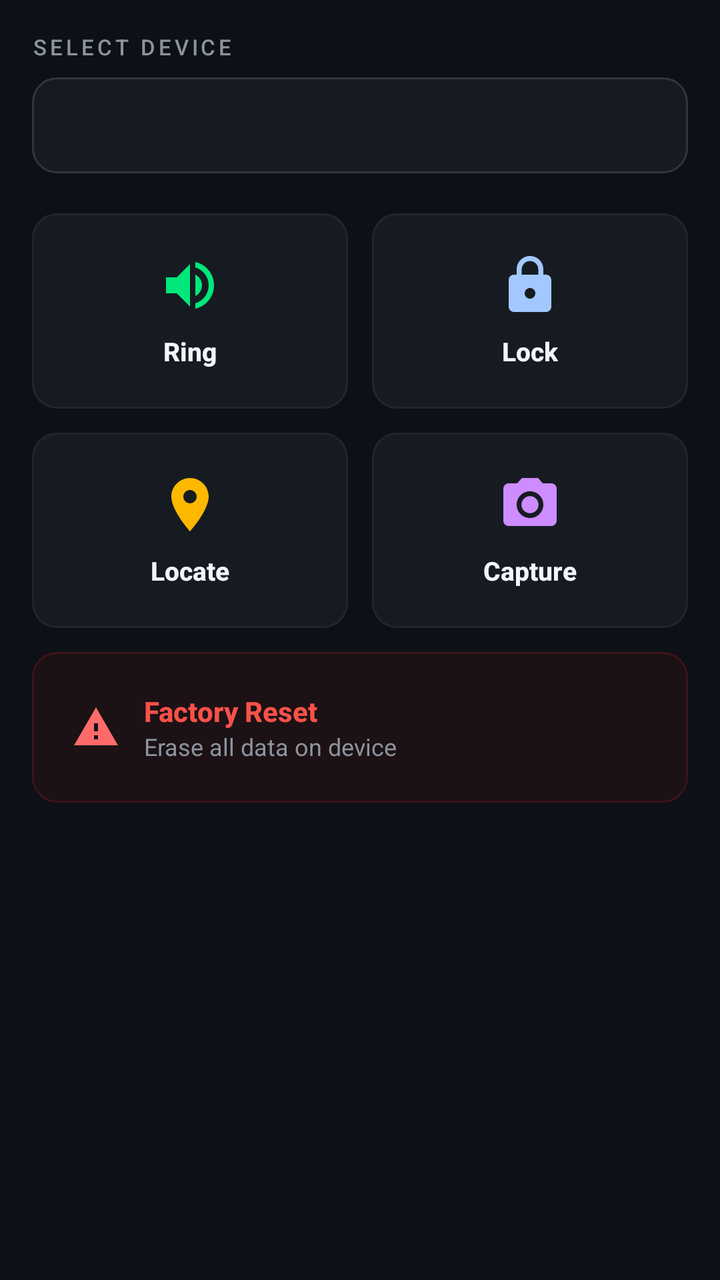
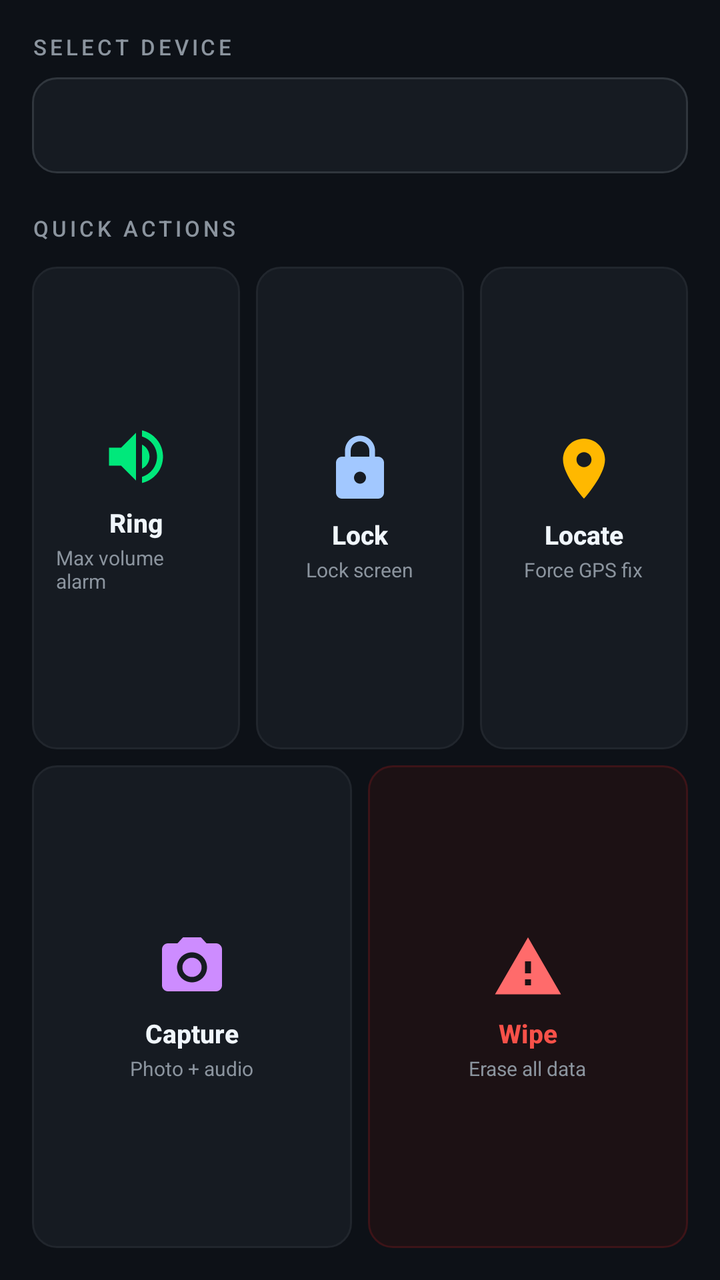

An Android layout rendered at two revisions. The XML below is the earlier revision; the diff shows what the commit changed to produce the second picture.
<!-- AndroidManifest.xml: application theme AppTheme -->
<!-- res/layout/fragment_commands.xml -->
<?xml version="1.0" encoding="utf-8"?>
<ScrollView xmlns:android="http://schemas.android.com/apk/res/android"
    android:layout_width="match_parent"
    android:layout_height="match_parent"
    android:background="#0D1117"
    android:fillViewport="true">

    <LinearLayout
        android:layout_width="match_parent"
        android:layout_height="wrap_content"
        android:orientation="vertical"
        android:padding="16dp">

        
        <TextView
            android:layout_width="wrap_content"
            android:layout_height="wrap_content"
            android:text="SELECT DEVICE"
            android:textColor="#8B949E"
            android:textSize="11sp"
            android:letterSpacing="0.15"
            android:fontFamily="sans-serif-medium"
            android:layout_marginBottom="8dp" />

        <Spinner
            android:id="@+id/spinner_devices"
            android:layout_width="match_parent"
            android:layout_height="48dp"
            android:background="@drawable/input_background"
            android:layout_marginBottom="20dp"
            android:popupBackground="#161B22" />

        
        <LinearLayout
            android:layout_width="match_parent"
            android:layout_height="wrap_content"
            android:orientation="horizontal"
            android:layout_marginBottom="12dp">

            
            <LinearLayout
                android:id="@+id/cmd_ring"
                android:layout_width="0dp"
                android:layout_height="wrap_content"
                android:layout_weight="1"
                android:layout_marginEnd="6dp"
                android:orientation="vertical"
                android:gravity="center"
                android:padding="20dp"
                android:background="@drawable/cmd_card"
                android:clickable="true"
                android:focusable="true">

                <ImageView
                    android:layout_width="32dp"
                    android:layout_height="32dp"
                    android:layout_marginBottom="8dp"
                    android:src="@drawable/ic_action_ring"
                    android:contentDescription="Ring" />

                <TextView
                    android:layout_width="wrap_content"
                    android:layout_height="wrap_content"
                    android:text="Ring"
                    android:textColor="#F0F6FC"
                    android:textSize="13sp"
                    android:textStyle="bold"
                    android:fontFamily="sans-serif-medium" />
            </LinearLayout>

            
            <LinearLayout
                android:id="@+id/cmd_lock"
                android:layout_width="0dp"
                android:layout_height="wrap_content"
                android:layout_weight="1"
                android:layout_marginStart="6dp"
                android:orientation="vertical"
                android:gravity="center"
                android:padding="20dp"
                android:background="@drawable/cmd_card"
                android:clickable="true"
                android:focusable="true">

                <ImageView
                    android:layout_width="32dp"
                    android:layout_height="32dp"
                    android:layout_marginBottom="8dp"
                    android:src="@drawable/ic_action_lock"
                    android:contentDescription="Lock" />

                <TextView
                    android:layout_width="wrap_content"
                    android:layout_height="wrap_content"
                    android:text="Lock"
                    android:textColor="#F0F6FC"
                    android:textSize="13sp"
                    android:textStyle="bold"
                    android:fontFamily="sans-serif-medium" />
            </LinearLayout>
        </LinearLayout>

        <LinearLayout
            android:layout_width="match_parent"
            android:layout_height="wrap_content"
            android:orientation="horizontal"
            android:layout_marginBottom="12dp">

            
            <LinearLayout
                android:id="@+id/cmd_locate"
                android:layout_width="0dp"
                android:layout_height="wrap_content"
                android:layout_weight="1"
                android:layout_marginEnd="6dp"
                android:orientation="vertical"
                android:gravity="center"
                android:padding="20dp"
                android:background="@drawable/cmd_card"
                android:clickable="true"
                android:focusable="true">

                <ImageView
                    android:layout_width="32dp"
                    android:layout_height="32dp"
                    android:layout_marginBottom="8dp"
                    android:src="@drawable/ic_action_locate"
                    android:contentDescription="Locate" />

                <TextView
                    android:layout_width="wrap_content"
                    android:layout_height="wrap_content"
                    android:text="Locate"
                    android:textColor="#F0F6FC"
                    android:textSize="13sp"
                    android:textStyle="bold"
                    android:fontFamily="sans-serif-medium" />
            </LinearLayout>

            
            <LinearLayout
                android:id="@+id/cmd_capture"
                android:layout_width="0dp"
                android:layout_height="wrap_content"
                android:layout_weight="1"
                android:layout_marginStart="6dp"
                android:orientation="vertical"
                android:gravity="center"
                android:padding="20dp"
                android:background="@drawable/cmd_card"
                android:clickable="true"
                android:focusable="true">

                <ImageView
                    android:layout_width="32dp"
                    android:layout_height="32dp"
                    android:layout_marginBottom="8dp"
                    android:src="@drawable/ic_action_capture"
                    android:contentDescription="Capture" />

                <TextView
                    android:layout_width="wrap_content"
                    android:layout_height="wrap_content"
                    android:text="Capture"
                    android:textColor="#F0F6FC"
                    android:textSize="13sp"
                    android:textStyle="bold"
                    android:fontFamily="sans-serif-medium" />
            </LinearLayout>
        </LinearLayout>

        
        <LinearLayout
            android:id="@+id/cmd_wipe"
            android:layout_width="match_parent"
            android:layout_height="wrap_content"
            android:orientation="horizontal"
            android:gravity="center_vertical"
            android:padding="20dp"
            android:background="@drawable/cmd_card_danger"
            android:layout_marginBottom="16dp"
            android:clickable="true"
            android:focusable="true">

            <ImageView
                android:layout_width="24dp"
                android:layout_height="24dp"
                android:layout_marginEnd="12dp"
                android:src="@drawable/ic_action_wipe"
                android:contentDescription="Wipe" />

            <LinearLayout
                android:layout_width="0dp"
                android:layout_height="wrap_content"
                android:layout_weight="1"
                android:orientation="vertical">

                <TextView
                    android:layout_width="wrap_content"
                    android:layout_height="wrap_content"
                    android:text="Factory Reset"
                    android:textColor="#F85149"
                    android:textSize="14sp"
                    android:textStyle="bold"
                    android:fontFamily="sans-serif-medium" />

                <TextView
                    android:layout_width="wrap_content"
                    android:layout_height="wrap_content"
                    android:text="Erase all data on device"
                    android:textColor="#8B949E"
                    android:textSize="12sp"
                    android:fontFamily="sans-serif" />
            </LinearLayout>
        </LinearLayout>

        
        <TextView
            android:id="@+id/tv_command_status"
            android:layout_width="match_parent"
            android:layout_height="wrap_content"
            android:gravity="center"
            android:padding="12dp"
            android:visibility="gone"
            android:textSize="13sp"
            android:fontFamily="sans-serif-medium" />

    </LinearLayout>
</ScrollView>
<!-- resources referenced by this layout -->
<resources>
  <!-- drawable cmd_card (drawable) -->
  <?xml version="1.0" encoding="utf-8"?>
  <shape xmlns:android="http://schemas.android.com/apk/res/android"
      android:shape="rectangle">
      <solid android:color="#161B22" />
      <corners android:radius="12dp" />
      <stroke android:width="1dp" android:color="#21262D" />
  </shape>
  <!-- drawable cmd_card_danger (drawable) -->
  <?xml version="1.0" encoding="utf-8"?>
  <shape xmlns:android="http://schemas.android.com/apk/res/android"
      android:shape="rectangle">
      <solid android:color="#1C1114" />
      <corners android:radius="12dp" />
      <stroke android:width="1dp" android:color="#3D1418" />
  </shape>
  <color name="md_theme_surfaceContainerHigh">#1C2128</color>
  <color name="md_theme_primary">#58A6FF</color>
  <color name="md_theme_surfaceContainer">#161B22</color>
  <color name="md_theme_outlineVariant">#30363D</color>
  <color name="md_theme_primaryContainer">#1C4B82</color>
  <color name="md_theme_onPrimary">#FFFFFF</color>
  <color name="md_theme_secondary">#AAB8C8</color>
  <color name="md_theme_onSecondary">#1C2128</color>
  <color name="md_theme_error">#F85149</color>
  <color name="md_theme_onError">#FFFFFF</color>
  <color name="md_theme_errorContainer">#1C1114</color>
  <color name="md_theme_onErrorContainer">#FEE2E0</color>
  <color name="md_theme_background">#0D1117</color>
  <color name="md_theme_onBackground">#F0F6FC</color>
  <color name="md_theme_surface">#161B22</color>
  <color name="md_theme_onSurface">#F0F6FC</color>
  <color name="md_theme_surfaceVariant">#1C2128</color>
  <color name="md_theme_onSurfaceVariant">#8B949E</color>
  <color name="md_theme_outline">#30363D</color>
  <style name="TextAppearance.Magneetar.Headline3" parent="TextAppearance.MaterialComponents.Headline3">
          <item name="android:textSize">20sp</item>
          <item name="android:fontFamily">sans-serif-medium</item>
          <item name="android:letterSpacing">0</item>
          <item name="android:lineSpacingMultiplier">1.3</item>
      </style>
  <style name="TextAppearance.Magneetar.Subtitle2" parent="TextAppearance.MaterialComponents.Subtitle2">
          <item name="android:textSize">14sp</item>
          <item name="android:fontFamily">sans-serif-medium</item>
          <item name="android:letterSpacing">0.01</item>
          <item name="android:lineSpacingMultiplier">1.4</item>
      </style>
  <style name="TextAppearance.Magneetar.Body1" parent="TextAppearance.MaterialComponents.Body1">
          <item name="android:textSize">16sp</item>
          <item name="android:fontFamily">sans-serif</item>
          <item name="android:letterSpacing">0.02</item>
          <item name="android:lineSpacingMultiplier">1.5</item>
      </style>
  <style name="TextAppearance.Magneetar.Body2" parent="TextAppearance.MaterialComponents.Body2">
          <item name="android:textSize">14sp</item>
          <item name="android:fontFamily">sans-serif</item>
          <item name="android:letterSpacing">0.02</item>
          <item name="android:lineSpacingMultiplier">1.45</item>
      </style>
  <style name="TextAppearance.Magneetar.Caption" parent="TextAppearance.MaterialComponents.Caption">
          <item name="android:textSize">12sp</item>
          <item name="android:fontFamily">sans-serif</item>
          <item name="android:letterSpacing">0.04</item>
          <item name="android:lineSpacingMultiplier">1.4</item>
      </style>
  <style name="TextAppearance.Magneetar.Button" parent="TextAppearance.MaterialComponents.Button">
          <item name="android:textSize">14sp</item>
          <item name="android:fontFamily">sans-serif-medium</item>
          <item name="android:letterSpacing">0.04</item>
      </style>
  <style name="TextAppearance.Magneetar.Overline" parent="TextAppearance.MaterialComponents.Overline">
          <item name="android:textSize">11sp</item>
          <item name="android:fontFamily">sans-serif-medium</item>
          <item name="android:letterSpacing">0.12</item>
      </style>
  <!-- unchanged entries left out for length: 10 -->
</resources>

<!-- the commit's change to res/layout/fragment_commands.xml (unified diff, before → after) -->
@@ -1,60 +1,74 @@
 <?xml version="1.0" encoding="utf-8"?>
-<ScrollView xmlns:android="http://schemas.android.com/apk/res/android"
+<LinearLayout xmlns:android="http://schemas.android.com/apk/res/android"
     android:layout_width="match_parent"
     android:layout_height="match_parent"
+    android:orientation="vertical"
     android:background="#0D1117"
-    android:fillViewport="true">
-
+    android:padding="16dp">
+
+    
+    <TextView
+        android:layout_width="wrap_content"
+        android:layout_height="wrap_content"
+        android:text="SELECT DEVICE"
+        android:textColor="#8B949E"
+        android:textSize="11sp"
+        android:letterSpacing="0.15"
+        android:fontFamily="sans-serif-medium"
+        android:layout_marginBottom="8dp" />
+
+    <Spinner
+        android:id="@+id/spinner_devices"
+        android:layout_width="match_parent"
+        android:layout_height="48dp"
+        android:background="@drawable/input_background"
+        android:layout_marginBottom="20dp"
+        android:popupBackground="#161B22" />
+
+    
+    <TextView
+        android:layout_width="wrap_content"
+        android:layout_height="wrap_content"
+        android:text="QUICK ACTIONS"
+        android:textColor="#8B949E"
+        android:textSize="11sp"
+        android:letterSpacing="0.15"
+        android:fontFamily="sans-serif-medium"
+        android:layout_marginBottom="12dp" />
+
+    
     <LinearLayout
         android:layout_width="match_parent"
-        android:layout_height="wrap_content"
-        android:orientation="vertical"
-        android:padding="16dp">
-
-        
-        <TextView
-            android:layout_width="wrap_content"
-            android:layout_height="wrap_content"
-            android:text="SELECT DEVICE"
-            android:textColor="#8B949E"
-            android:textSize="11sp"
-            android:letterSpacing="0.15"
-            android:fontFamily="sans-serif-medium"
-            android:layout_marginBottom="8dp" />
-
-        <Spinner
-            android:id="@+id/spinner_devices"
-            android:layout_width="match_parent"
-            android:layout_height="48dp"
-            android:background="@drawable/input_background"
-            android:layout_marginBottom="20dp"
-            android:popupBackground="#161B22" />
+        android:layout_height="0dp"
+        android:layout_weight="1"
+        android:orientation="vertical">
 
         
         <LinearLayout
             android:layout_width="match_parent"
-            android:layout_height="wrap_content"
+            android:layout_height="0dp"
+            android:layout_weight="1"
             android:orientation="horizontal"
-            android:layout_marginBottom="12dp">
+            android:layout_marginBottom="8dp">
 
             
             <LinearLayout
                 android:id="@+id/cmd_ring"
                 android:layout_width="0dp"
-                android:layout_height="wrap_content"
-                android:layout_weight="1"
-                android:layout_marginEnd="6dp"
-                android:orientation="vertical"
-                android:gravity="center"
-                android:padding="20dp"
-                android:background="@drawable/cmd_card"
-                android:clickable="true"
-                android:focusable="true">
-
-                <ImageView
-                    android:layout_width="32dp"
-                    android:layout_height="32dp"
-                    android:layout_marginBottom="8dp"
+                android:layout_height="match_parent"
+                android:layout_weight="1"
+                android:layout_marginEnd="4dp"
+                android:orientation="vertical"
+                android:gravity="center"
+                android:padding="12dp"
+                android:background="@drawable/cmd_card"
+                android:clickable="true"
+                android:focusable="true">
+
+                <ImageView
+                    android:layout_width="36dp"
+                    android:layout_height="36dp"
+                    android:layout_marginBottom="6dp"
                     android:src="@drawable/ic_action_ring"
                     android:contentDescription="Ring" />
 
@@ -66,26 +80,36 @@
                     android:textSize="13sp"
                     android:textStyle="bold"
                     android:fontFamily="sans-serif-medium" />
+
+                <TextView
+                    android:layout_width="wrap_content"
+                    android:layout_height="wrap_content"
+                    android:text="Max volume alarm"
+                    android:textColor="#8B949E"
+                    android:textSize="10sp"
+                    android:fontFamily="sans-serif"
+                    android:layout_marginTop="2dp" />
             </LinearLayout>
 
             
             <LinearLayout
                 android:id="@+id/cmd_lock"
                 android:layout_width="0dp"
-                android:layout_height="wrap_content"
-                android:layout_weight="1"
-                android:layout_marginStart="6dp"
-                android:orientation="vertical"
-                android:gravity="center"
-                android:padding="20dp"
-                android:background="@drawable/cmd_card"
-                android:clickable="true"
-                android:focusable="true">
-
-                <ImageView
-                    android:layout_width="32dp"
-                    android:layout_height="32dp"
-                    android:layout_marginBottom="8dp"
+                android:layout_height="match_parent"
+                android:layout_weight="1"
+                android:layout_marginStart="4dp"
+                android:layout_marginEnd="4dp"
+                android:orientation="vertical"
+                android:gravity="center"
+                android:padding="12dp"
+                android:background="@drawable/cmd_card"
+                android:clickable="true"
+                android:focusable="true">
+
+                <ImageView
+                    android:layout_width="36dp"
+                    android:layout_height="36dp"
+                    android:layout_marginBottom="6dp"
                     android:src="@drawable/ic_action_lock"
                     android:contentDescription="Lock" />
 
@@ -97,64 +121,83 @@
                     android:textSize="13sp"
                     android:textStyle="bold"
                     android:fontFamily="sans-serif-medium" />
+
+                <TextView
+                    android:layout_width="wrap_content"
+                    android:layout_height="wrap_content"
+                    android:text="Lock screen"
+                    android:textColor="#8B949E"
+                    android:textSize="10sp"
+                    android:fontFamily="sans-serif"
+                    android:layout_marginTop="2dp" />
+            </LinearLayout>
+
+            
+            <LinearLayout
+                android:id="@+id/cmd_locate"
+                android:layout_width="0dp"
+                android:layout_height="match_parent"
+                android:layout_weight="1"
+                android:layout_marginStart="4dp"
+                android:orientation="vertical"
+                android:gravity="center"
+                android:padding="12dp"
+                android:background="@drawable/cmd_card"
+                android:clickable="true"
+                android:focusable="true">
+
+                <ImageView
+                    android:layout_width="36dp"
+                    android:layout_height="36dp"
+                    android:layout_marginBottom="6dp"
+                    android:src="@drawable/ic_action_locate"
+                    android:contentDescription="Locate" />
+
+                <TextView
+                    android:layout_width="wrap_content"
+                    android:layout_height="wrap_content"
+                    android:text="Locate"
+                    android:textColor="#F0F6FC"
+                    android:textSize="13sp"
+                    android:textStyle="bold"
+                    android:fontFamily="sans-serif-medium" />
+
+                <TextView
+                    android:layout_width="wrap_content"
+                    android:layout_height="wrap_content"
+                    android:text="Force GPS fix"
+                    android:textColor="#8B949E"
+                    android:textSize="10sp"
+                    android:fontFamily="sans-serif"
+                    android:layout_marginTop="2dp" />
             </LinearLayout>
         </LinearLayout>
 
+        
         <LinearLayout
             android:layout_width="match_parent"
-            android:layout_height="wrap_content"
-            android:orientation="horizontal"
-            android:layout_marginBottom="12dp">
-
-            
-            <LinearLayout
-                android:id="@+id/cmd_locate"
-                android:layout_width="0dp"
-                android:layout_height="wrap_content"
-                android:layout_weight="1"
-                android:layout_marginEnd="6dp"
-                android:orientation="vertical"
-                android:gravity="center"
-                android:padding="20dp"
-                android:background="@drawable/cmd_card"
-                android:clickable="true"
-                android:focusable="true">
-
-                <ImageView
-                    android:layout_width="32dp"
-                    android:layout_height="32dp"
-                    android:layout_marginBottom="8dp"
-                    android:src="@drawable/ic_action_locate"
-                    android:contentDescription="Locate" />
-
-                <TextView
-                    android:layout_width="wrap_content"
-                    android:layout_height="wrap_content"
-                    android:text="Locate"
-                    android:textColor="#F0F6FC"
-                    android:textSize="13sp"
-                    android:textStyle="bold"
-                    android:fontFamily="sans-serif-medium" />
-            </LinearLayout>
+            android:layout_height="0dp"
+            android:layout_weight="1"
+            android:orientation="horizontal">
 
             
             <LinearLayout
                 android:id="@+id/cmd_capture"
                 android:layout_width="0dp"
-                android:layout_height="wrap_content"
-                android:layout_weight="1"
-                android:layout_marginStart="6dp"
-                android:orientation="vertical"
-                android:gravity="center"
-                android:padding="20dp"
-                android:background="@drawable/cmd_card"
-                android:clickable="true"
-                android:focusable="true">
-
-                <ImageView
-                    android:layout_width="32dp"
-                    android:layout_height="32dp"
-                    android:layout_marginBottom="8dp"
+                android:layout_height="match_parent"
+                android:layout_weight="1"
+                android:layout_marginEnd="4dp"
+                android:orientation="vertical"
+                android:gravity="center"
+                android:padding="12dp"
+                android:background="@drawable/cmd_card"
+                android:clickable="true"
+                android:focusable="true">
+
+                <ImageView
+                    android:layout_width="36dp"
+                    android:layout_height="36dp"
+                    android:layout_marginBottom="6dp"
                     android:src="@drawable/ic_action_capture"
                     android:contentDescription="Capture" />
 
@@ -166,64 +209,68 @@
                     android:textSize="13sp"
                     android:textStyle="bold"
                     android:fontFamily="sans-serif-medium" />
+
+                <TextView
+                    android:layout_width="wrap_content"
+                    android:layout_height="wrap_content"
+                    android:text="Photo + audio"
+                    android:textColor="#8B949E"
+                    android:textSize="10sp"
+                    android:fontFamily="sans-serif"
+                    android:layout_marginTop="2dp" />
+            </LinearLayout>
+
+            
+            <LinearLayout
+                android:id="@+id/cmd_wipe"
+                android:layout_width="0dp"
+                android:layout_height="match_parent"
+                android:layout_weight="1"
+                android:layout_marginStart="4dp"
+                android:orientation="vertical"
+                android:gravity="center"
+                android:padding="12dp"
+                android:background="@drawable/cmd_card_danger"
+                android:clickable="true"
+                android:focusable="true">
+
+                <ImageView
+                    android:layout_width="36dp"
+                    android:layout_height="36dp"
+                    android:layout_marginBottom="6dp"
+                    android:src="@drawable/ic_action_wipe"
+                    android:contentDescription="Wipe" />
+
+                <TextView
+                    android:layout_width="wrap_content"
+                    android:layout_height="wrap_content"
+                    android:text="Wipe"
+                    android:textColor="#F85149"
+                    android:textSize="13sp"
+                    android:textStyle="bold"
+                    android:fontFamily="sans-serif-medium" />
+
+                <TextView
+                    android:layout_width="wrap_content"
+                    android:layout_height="wrap_content"
+                    android:text="Erase all data"
+                    android:textColor="#8B949E"
+                    android:textSize="10sp"
+                    android:fontFamily="sans-serif"
+                    android:layout_marginTop="2dp" />
             </LinearLayout>
         </LinearLayout>
-
-        
-        <LinearLayout
-            android:id="@+id/cmd_wipe"
-            android:layout_width="match_parent"
-            android:layout_height="wrap_content"
-            android:orientation="horizontal"
-            android:gravity="center_vertical"
-            android:padding="20dp"
-            android:background="@drawable/cmd_card_danger"
-            android:layout_marginBottom="16dp"
-            android:clickable="true"
-            android:focusable="true">
-
-            <ImageView
-                android:layout_width="24dp"
-                android:layout_height="24dp"
-                android:layout_marginEnd="12dp"
-                android:src="@drawable/ic_action_wipe"
-                android:contentDescription="Wipe" />
-
-            <LinearLayout
-                android:layout_width="0dp"
-                android:layout_height="wrap_content"
-                android:layout_weight="1"
-                android:orientation="vertical">
-
-                <TextView
-                    android:layout_width="wrap_content"
-                    android:layout_height="wrap_content"
-                    android:text="Factory Reset"
-                    android:textColor="#F85149"
-                    android:textSize="14sp"
-                    android:textStyle="bold"
-                    android:fontFamily="sans-serif-medium" />
-
-                <TextView
-                    android:layout_width="wrap_content"
-                    android:layout_height="wrap_content"
-                    android:text="Erase all data on device"
-                    android:textColor="#8B949E"
-                    android:textSize="12sp"
-                    android:fontFamily="sans-serif" />
-            </LinearLayout>
-        </LinearLayout>
-
-        
-        <TextView
-            android:id="@+id/tv_command_status"
-            android:layout_width="match_parent"
-            android:layout_height="wrap_content"
-            android:gravity="center"
-            android:padding="12dp"
-            android:visibility="gone"
-            android:textSize="13sp"
-            android:fontFamily="sans-serif-medium" />
-
     </LinearLayout>
-</ScrollView>
+
+    
+    <TextView
+        android:id="@+id/tv_command_status"
+        android:layout_width="match_parent"
+        android:layout_height="wrap_content"
+        android:gravity="center"
+        android:padding="12dp"
+        android:visibility="gone"
+        android:textSize="13sp"
+        android:fontFamily="sans-serif-medium" />
+
+</LinearLayout>
